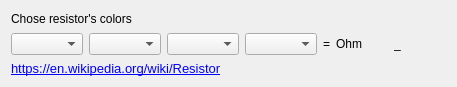
Before: the Qt Designer form wresistors.ui in goetzc/qtResistors, drawn with Qt 5.
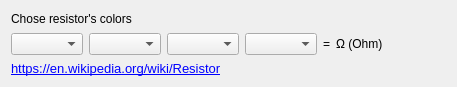
After: the same form once the commit is applied.

```diff
--- a/wresistors.ui
+++ b/wresistors.ui
@@ -65,14 +65,14 @@
    <item row="1" column="5">
     <widget class="QLabel" name="label_ohm">
      <property name="text">
-      <string>Ohm</string>
+      <string>Ω (Ohm)</string>
      </property>
     </widget>
    </item>
    <item row="1" column="6">
     <widget class="QLabel" name="label_tol">
      <property name="text">
-      <string>_</string>
+      <string> </string>
      </property>
     </widget>
    </item>
```
